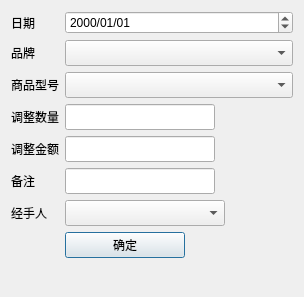
The window that View/stock/ui/ui_stock_calibration_dialog.ui (zgj0607/Py-store) describes before a commit, drawn with Qt 5.
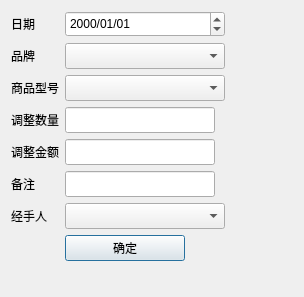
The same window after the commit.

Patch:
```diff
--- a/View/stock/ui/ui_stock_calibration_dialog.ui
+++ b/View/stock/ui/ui_stock_calibration_dialog.ui
@@ -123,6 +123,12 @@
          <height>26</height>
         </size>
        </property>
+       <property name="maximumSize">
+        <size>
+         <width>160</width>
+         <height>26</height>
+        </size>
+       </property>
       </widget>
      </item>
      <item row="2" column="1">
@@ -133,6 +139,12 @@
          <height>26</height>
         </size>
        </property>
+       <property name="maximumSize">
+        <size>
+         <width>160</width>
+         <height>26</height>
+        </size>
+       </property>
       </widget>
      </item>
      <item row="5" column="0">
@@ -194,6 +206,18 @@
      </item>
      <item row="0" column="1">
       <widget class="QDateEdit" name="dateEdit">
+       <property name="minimumSize">
+        <size>
+         <width>150</width>
+         <height>26</height>
+        </size>
+       </property>
+       <property name="maximumSize">
+        <size>
+         <width>160</width>
+         <height>26</height>
+        </size>
+       </property>
        <property name="displayFormat">
         <string>yyyy/MM/dd</string>
        </property>
```
